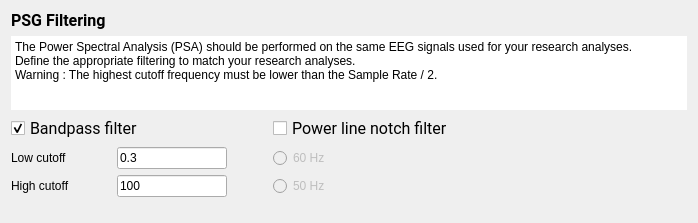
Old version of the form tools/CEAMSTools/PowerSpectralAnalysis/FilterStep/Ui_FilterStep.ui in the repository SnoozToolbox/snooz-package-ceams.
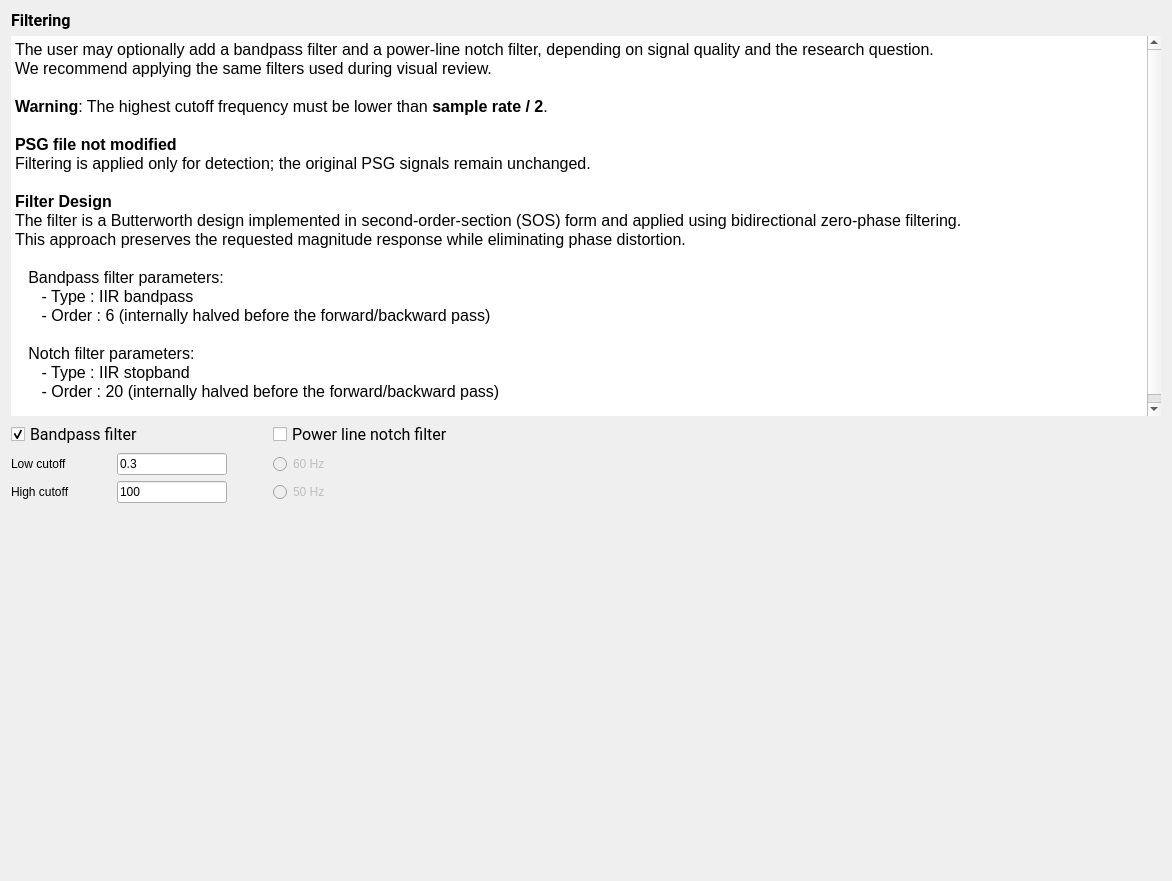
New version of the form.

Commit message: UI improvement on Analyze EEG spectral Power.

Patch:
```diff
--- a/tools/CEAMSTools/PowerSpectralAnalysis/FilterStep/Ui_FilterStep.ui
+++ b/tools/CEAMSTools/PowerSpectralAnalysis/FilterStep/Ui_FilterStep.ui
@@ -6,8 +6,8 @@
    <rect>
     <x>0</x>
     <y>0</y>
-    <width>698</width>
-    <height>223</height>
+    <width>1172</width>
+    <height>881</height>
    </rect>
   </property>
   <property name="windowTitle">
@@ -34,16 +34,22 @@
       </font>
      </property>
      <property name="text">
-      <string>&lt;html&gt;&lt;head/&gt;&lt;body&gt;&lt;p&gt;&lt;span style=&quot; font-weight:600;&quot;&gt;PSG Filtering&lt;/span&gt;&lt;/p&gt;&lt;/body&gt;&lt;/html&gt;</string>
+      <string>&lt;html&gt;&lt;head/&gt;&lt;body&gt;&lt;p&gt;&lt;span style=&quot; font-weight:600;&quot;&gt;Filtering&lt;/span&gt;&lt;/p&gt;&lt;/body&gt;&lt;/html&gt;</string>
      </property>
     </widget>
    </item>
    <item>
-    <widget class="QPlainTextEdit" name="textBrowser">
+    <widget class="QTextEdit" name="textBrowser">
+     <property name="minimumSize">
+      <size>
+       <width>0</width>
+       <height>380</height>
+      </size>
+     </property>
      <property name="maximumSize">
       <size>
        <width>16777215</width>
-       <height>100</height>
+       <height>500</height>
       </size>
      </property>
      <property name="frameShape">
@@ -55,13 +61,34 @@
      <property name="lineWidth">
       <number>0</number>
      </property>
-     <property name="readOnly">
-      <bool>true</bool>
-     </property>
-     <property name="plainText">
-      <string>The Power Spectral Analysis (PSA) should be performed on the same EEG signals used for your research analyses. 
-Define the appropriate filtering to match your research analyses.
-Warning : The highest cutoff frequency must be lower than the Sample Rate / 2.</string>
+     <property name="html">
+      <string>&lt;!DOCTYPE HTML PUBLIC &quot;-//W3C//DTD HTML 4.0//EN&quot; &quot;http://www.w3.org/TR/REC-html40/strict.dtd&quot;&gt;
+&lt;html&gt;&lt;head&gt;&lt;meta name=&quot;qrichtext&quot; content=&quot;1&quot; /&gt;&lt;meta charset=&quot;utf-8&quot; /&gt;&lt;style type=&quot;text/css&quot;&gt;
+p, li { white-space: pre-wrap; }
+hr { height: 1px; border-width: 0; }
+li.unchecked::marker { content: &quot;\2610&quot;; }
+li.checked::marker { content: &quot;\2612&quot;; }
+&lt;/style&gt;&lt;/head&gt;&lt;body style=&quot; font-family:'Roboto'; font-size:12pt; font-weight:400; font-style:normal;&quot;&gt;
+&lt;p style=&quot; margin-top:0px; margin-bottom:0px; margin-left:0px; margin-right:0px; -qt-block-indent:0; text-indent:0px;&quot;&gt;The user may optionally add a bandpass filter and a power-line notch filter, depending on signal quality and the research question.&lt;/p&gt;
+&lt;p style=&quot; margin-top:0px; margin-bottom:0px; margin-left:0px; margin-right:0px; -qt-block-indent:0; text-indent:0px;&quot;&gt;We recommend applying the same filters used during visual review.&lt;/p&gt;
+&lt;p style=&quot;-qt-paragraph-type:empty; margin-top:0px; margin-bottom:0px; margin-left:0px; margin-right:0px; -qt-block-indent:0; text-indent:0px;&quot;&gt;&lt;br /&gt;&lt;/p&gt;
+&lt;p style=&quot; margin-top:0px; margin-bottom:0px; margin-left:0px; margin-right:0px; -qt-block-indent:0; text-indent:0px;&quot;&gt;&lt;span style=&quot; font-weight:700;&quot;&gt;Warning&lt;/span&gt;: The highest cutoff frequency must be lower than &lt;span style=&quot; font-weight:700;&quot;&gt;sample rate / 2&lt;/span&gt;.&lt;/p&gt;
+&lt;p style=&quot;-qt-paragraph-type:empty; margin-top:0px; margin-bottom:0px; margin-left:0px; margin-right:0px; -qt-block-indent:0; text-indent:0px;&quot;&gt;&lt;br /&gt;&lt;/p&gt;
+&lt;p style=&quot; margin-top:0px; margin-bottom:0px; margin-left:0px; margin-right:0px; -qt-block-indent:0; text-indent:0px;&quot;&gt;&lt;span style=&quot; font-weight:700;&quot;&gt;PSG file not modified&lt;/span&gt;&lt;/p&gt;
+&lt;p style=&quot; margin-top:0px; margin-bottom:0px; margin-left:0px; margin-right:0px; -qt-block-indent:0; text-indent:0px;&quot;&gt;Filtering is applied only for detection; the original PSG signals remain unchanged.&lt;/p&gt;
+&lt;p style=&quot;-qt-paragraph-type:empty; margin-top:0px; margin-bottom:0px; margin-left:0px; margin-right:0px; -qt-block-indent:0; text-indent:0px;&quot;&gt;&lt;br /&gt;&lt;/p&gt;
+&lt;p style=&quot; margin-top:0px; margin-bottom:0px; margin-left:0px; margin-right:0px; -qt-block-indent:0; text-indent:0px;&quot;&gt;&lt;span style=&quot; font-weight:700;&quot;&gt;Filter Design&lt;/span&gt;&lt;/p&gt;
+&lt;p style=&quot; margin-top:0px; margin-bottom:0px; margin-left:0px; margin-right:0px; -qt-block-indent:0; text-indent:0px;&quot;&gt;The filter is a Butterworth design implemented in second-order-section (SOS) form and applied using bidirectional zero-phase filtering. &lt;/p&gt;
+&lt;p style=&quot; margin-top:0px; margin-bottom:0px; margin-left:0px; margin-right:0px; -qt-block-indent:0; text-indent:0px;&quot;&gt;This approach preserves the requested magnitude response while eliminating phase distortion.&lt;/p&gt;
+&lt;p style=&quot;-qt-paragraph-type:empty; margin-top:0px; margin-bottom:0px; margin-left:0px; margin-right:0px; -qt-block-indent:0; text-indent:0px;&quot;&gt;&lt;br /&gt;&lt;/p&gt;
+&lt;p style=&quot; margin-top:0px; margin-bottom:0px; margin-left:0px; margin-right:0px; -qt-block-indent:0; text-indent:0px;&quot;&gt;   Bandpass filter parameters:&lt;/p&gt;
+&lt;p style=&quot; margin-top:0px; margin-bottom:0px; margin-left:0px; margin-right:0px; -qt-block-indent:0; text-indent:0px;&quot;&gt;      - Type : IIR bandpass&lt;/p&gt;
+&lt;p style=&quot; margin-top:0px; margin-bottom:0px; margin-left:0px; margin-right:0px; -qt-block-indent:0; text-indent:0px;&quot;&gt;      - Order : 6 (internally halved before the forward/backward pass)&lt;/p&gt;
+&lt;p style=&quot;-qt-paragraph-type:empty; margin-top:0px; margin-bottom:0px; margin-left:0px; margin-right:0px; -qt-block-indent:0; text-indent:0px;&quot;&gt;&lt;br /&gt;&lt;/p&gt;
+&lt;p style=&quot; margin-top:0px; margin-bottom:0px; margin-left:0px; margin-right:0px; -qt-block-indent:0; text-indent:0px;&quot;&gt;   Notch filter parameters:&lt;/p&gt;
+&lt;p style=&quot; margin-top:0px; margin-bottom:0px; margin-left:0px; margin-right:0px; -qt-block-indent:0; text-indent:0px;&quot;&gt;      - Type : IIR stopband&lt;/p&gt;
+&lt;p style=&quot; margin-top:0px; margin-bottom:0px; margin-left:0px; margin-right:0px; -qt-block-indent:0; text-indent:0px;&quot;&gt;      - Order : 20 (internally halved before the forward/backward pass)&lt;/p&gt;
+&lt;p style=&quot;-qt-paragraph-type:empty; margin-top:0px; margin-bottom:0px; margin-left:0px; margin-right:0px; -qt-block-indent:0; text-indent:0px;&quot;&gt;&lt;br /&gt;&lt;/p&gt;&lt;/body&gt;&lt;/html&gt;</string>
      </property>
     </widget>
    </item>
@@ -213,10 +240,13 @@
      <property name="orientation">
       <enum>Qt::Orientation::Vertical</enum>
      </property>
+     <property name="sizeType">
+      <enum>QSizePolicy::Policy::Expanding</enum>
+     </property>
      <property name="sizeHint" stdset="0">
       <size>
        <width>20</width>
-       <height>40</height>
+       <height>10</height>
       </size>
      </property>
     </spacer>
```
The commit also changes 5 other files.
